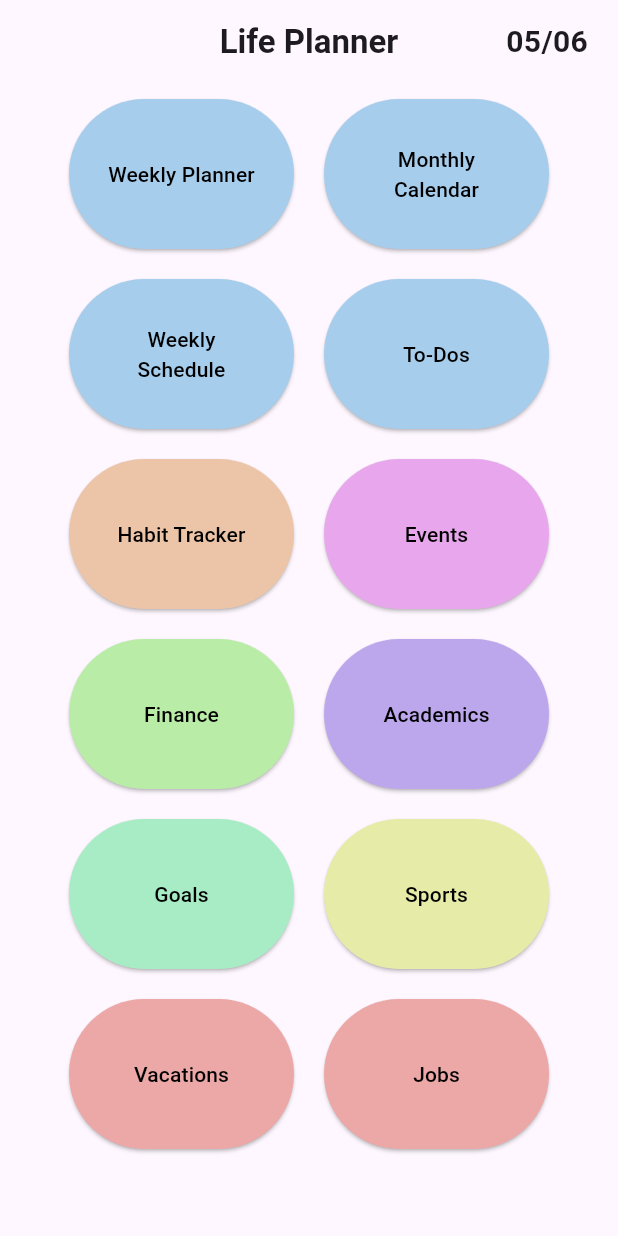
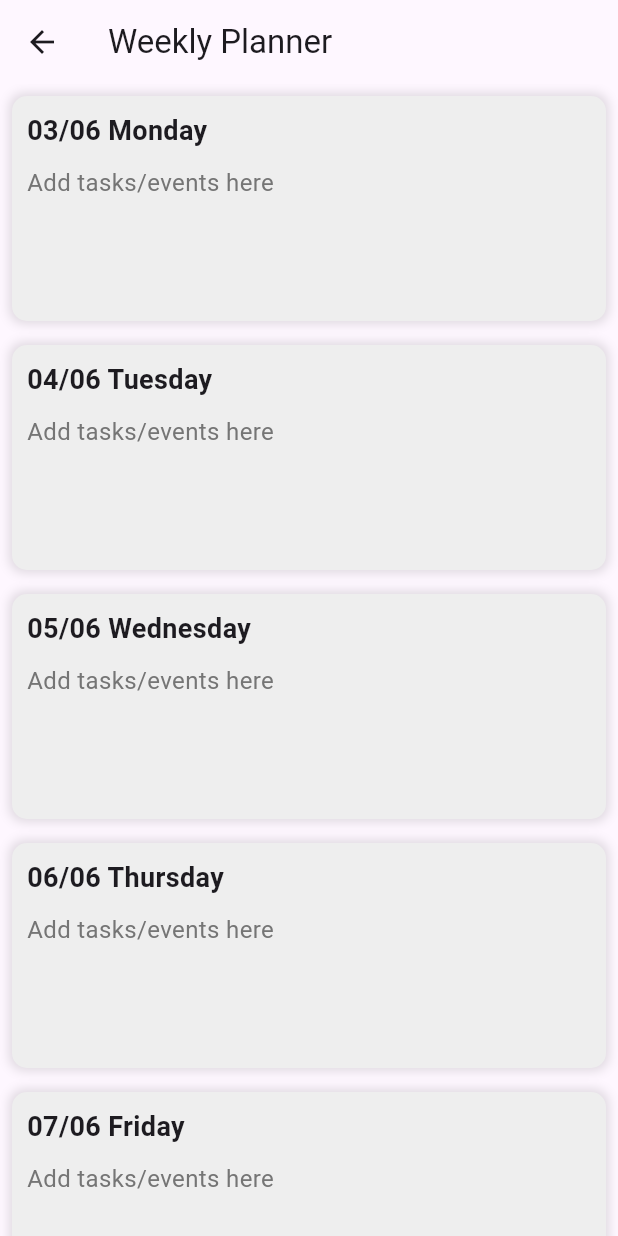
Before and after one commit to liazz03/TFG-LP, a Flutter app: the screen it shows after launch, after a tap on "Weekly Planner", on a phone screen of 412 x 824 dp. Run offline on Flutter 3.47's test engine with Material 3 defaults, Android fonts, the phone set to English and light mode, and no system bars; our stand-ins replace fl_chart, sqflite, timelines; missing offline and left inert: calendarific_dart, cell_calendar, schedules; accounts and stored records are empty.

Commit message:
Weekly Planner UI

```diff
--- a/project/lifeplanner/lib/src/app.dart
+++ b/project/lifeplanner/lib/src/app.dart
@@ -11,6 +11,7 @@ import 'package:lifeplanner/src/widgets/MonthlyCalendarScreen.dart';
 import 'package:lifeplanner/src/widgets/SportsScreen.dart';
 import 'package:lifeplanner/src/widgets/TasksScreen.dart';
 import 'package:lifeplanner/src/widgets/VacationsScreen.dart';
+import 'package:lifeplanner/src/widgets/WeeklyPlannerScreen.dart';
 import 'package:lifeplanner/src/widgets/WeeklyScheduleScreen.dart';
 
 
@@ -137,8 +138,10 @@ class WeeklyPlannerButton extends StatelessWidget {
       margin: EdgeInsets.all(10),
       child: ElevatedButton(
         onPressed: () async {
-          print("TODO");
-          updateItems();
+          Navigator.push(
+            context,
+            MaterialPageRoute(builder: (context) => WeeklyPlannerScreen()),
+          );
         },
         style: ElevatedButton.styleFrom(
           foregroundColor: const Color.fromARGB(255, 0, 0, 0), backgroundColor: Color.fromARGB(255, 167, 205, 236),
--- /dev/null
+++ b/project/lifeplanner/lib/src/widgets/WeeklyPlannerScreen.dart
@@ -0,0 +1,72 @@
+import 'package:flutter/material.dart';
+import 'package:intl/intl.dart'; // Import DateFormat
+
+class WeeklyPlannerScreen extends StatefulWidget {
+  @override
+    _WeeklyPlannerScreenState createState() => _WeeklyPlannerScreenState();
+}
+
+class _WeeklyPlannerScreenState extends State<WeeklyPlannerScreen> {
+  final List<String> daysOfWeek = ['Monday', 'Tuesday', 'Wednesday', 'Thursday', 'Friday', 'Saturday', 'Sunday'];
+
+  List<String> _getWeekDates() {
+    DateTime now = DateTime.now();
+    int currentDayOfWeek = now.weekday;
+    DateTime startOfWeek = now.subtract(Duration(days: currentDayOfWeek - 1));
+    return List.generate(7, (index) => DateFormat('dd/MM EEEE').format(startOfWeek.add(Duration(days: index))));
+  }
+
+  @override
+  Widget build(BuildContext context) {
+    List<String> weekDates = _getWeekDates(); // Generate dates for the current week
+
+    return Scaffold(
+      appBar: AppBar(
+        title: Text('Weekly Planner'),
+      ),
+      body: ListView.builder(
+        itemCount: weekDates.length,
+        itemBuilder: (context, index) {
+          return Container(
+            width: double.infinity,
+            constraints: BoxConstraints(minHeight: 150.0),
+            margin: EdgeInsets.all(8.0),
+            padding: EdgeInsets.symmetric(horizontal: 10.0, vertical: 10.0),
+            decoration: BoxDecoration(
+              color: Colors.grey[200],
+              borderRadius: BorderRadius.circular(10),
+              boxShadow: [
+                BoxShadow(
+                  color: Colors.black12,
+                  spreadRadius: 2,
+                  blurRadius: 5,
+                )
+              ],
+            ),
+            child: Column(
+              mainAxisSize: MainAxisSize.min,
+              crossAxisAlignment: CrossAxisAlignment.start,
+              children: [
+                Text(
+                  weekDates[index],
+                  style: TextStyle(
+                    fontSize: 18.0,  // Smaller font size
+                    fontWeight: FontWeight.bold,
+                  ),
+                ),
+                SizedBox(height: 10),
+                Text(
+                  "Add tasks/events here",
+                  style: TextStyle(
+                    color: Colors.grey[600],
+                    fontSize: 16.0,
+                  ),
+                ),
+              ],
+            ),
+          );
+        },
+      ),
+    );
+  }
+}
```
